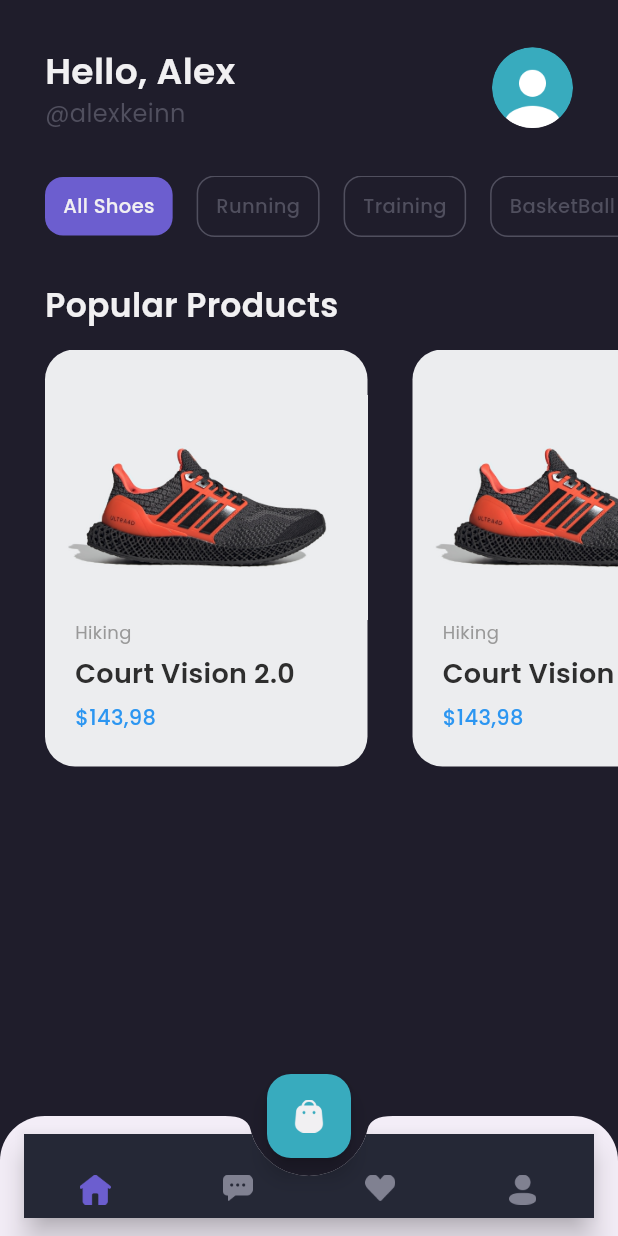
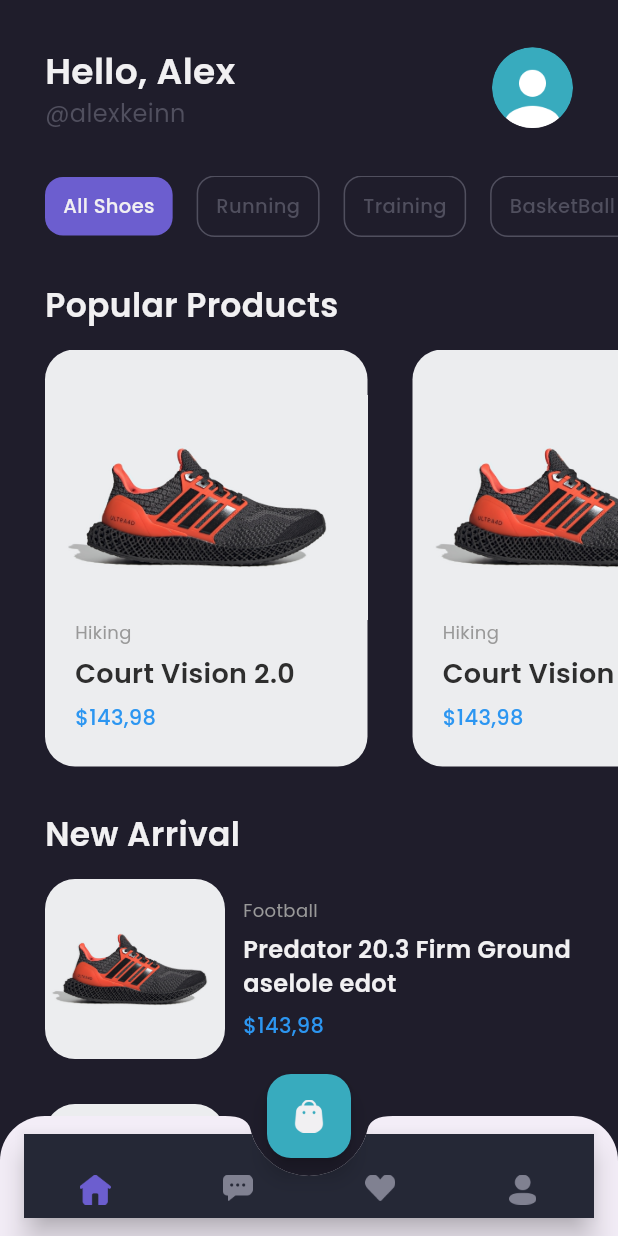
Before and after one commit to yusufmaruf/shamo, a Flutter app: the MainPage screen opened by its route, on a phone screen of 412 x 824 dp. Run offline on Flutter 3.47's test engine with Material 3 defaults, Android fonts, the phone set to English and light mode, and no system bars; our stand-ins replace google_fonts.

Commit message:
done page home

```diff
--- a/lib/pages/home/home_page.dart
+++ b/lib/pages/home/home_page.dart
@@ -1,6 +1,7 @@
 import 'package:flutter/material.dart';
 import 'package:shamo/theme.dart';
 import 'package:shamo/widgets/product_card.dart';
+import 'package:shamo/widgets/product_tile.dart';
 
 class HomePage extends StatelessWidget {
   const HomePage({super.key});
@@ -203,12 +204,47 @@ class HomePage extends StatelessWidget {
       );
     }
 
+    Widget NewArrivalTitle() {
+      return Container(
+        margin: EdgeInsets.only(
+          top: defaultMargin,
+          left: defaultMargin,
+          right: defaultMargin,
+        ),
+        child: Text(
+          'New Arrival',
+          style: primaryTextStyle.copyWith(
+            fontSize: 22,
+            fontWeight: semiBold,
+          ),
+        ),
+      );
+    }
+
+    Widget newArrivalProduct() {
+      return Container(
+        margin: EdgeInsets.only(
+          top: 14,
+        ),
+        child: Column(
+          children: [
+            ProductTile(),
+            ProductTile(),
+            ProductTile(),
+            ProductTile(),
+          ],
+        ),
+      );
+    }
+
     return ListView(
       children: [
         header(),
         categories(),
         popularProductsTitle(),
         popularProduct(),
+        NewArrivalTitle(),
+        newArrivalProduct(),
       ],
     );
   }
--- /dev/null
+++ b/lib/widgets/product_tile.dart
@@ -0,0 +1,61 @@
+import 'package:flutter/material.dart';
+import 'package:shamo/theme.dart';
+
+class ProductTile extends StatelessWidget {
+  @override
+  Widget build(BuildContext context) {
+    return Container(
+      margin: EdgeInsets.only(
+        left: defaultMargin,
+        right: defaultMargin,
+        bottom: defaultMargin,
+      ),
+      child: Row(
+        children: [
+          ClipRRect(
+            borderRadius: BorderRadius.circular(20),
+            child: Image.asset(
+              'assets/image_shoes.png',
+              width: 120,
+              height: 120,
+              fit: BoxFit.cover,
+            ),
+          ),
+          SizedBox(
+            width: 12,
+          ),
+          Expanded(
+            child: Column(
+              crossAxisAlignment: CrossAxisAlignment.start,
+              children: [
+                Text(
+                  'Football',
+                  style: secondaryTextStyle.copyWith(fontSize: 12),
+                ),
+                SizedBox(
+                  height: 6,
+                ),
+                Text(
+                  'Predator 20.3 Firm Ground aselole edot',
+                  style: primaryTextStyle.copyWith(
+                    fontSize: 16,
+                    fontWeight: semiBold,
+                  ),
+                ),
+                SizedBox(
+                  height: 6,
+                ),
+                Text(
+                  '\$143,98',
+                  style: priceTextStyle.copyWith(
+                    fontWeight: medium,
+                  ),
+                ),
+              ],
+            ),
+          )
+        ],
+      ),
+    );
+  }
+}
```
